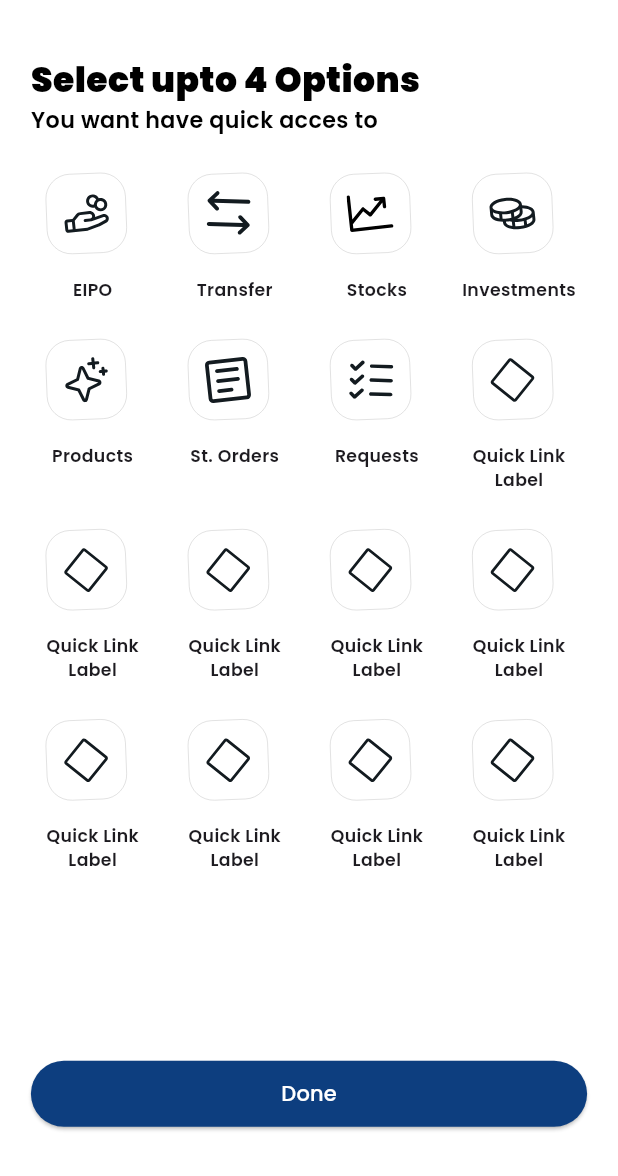
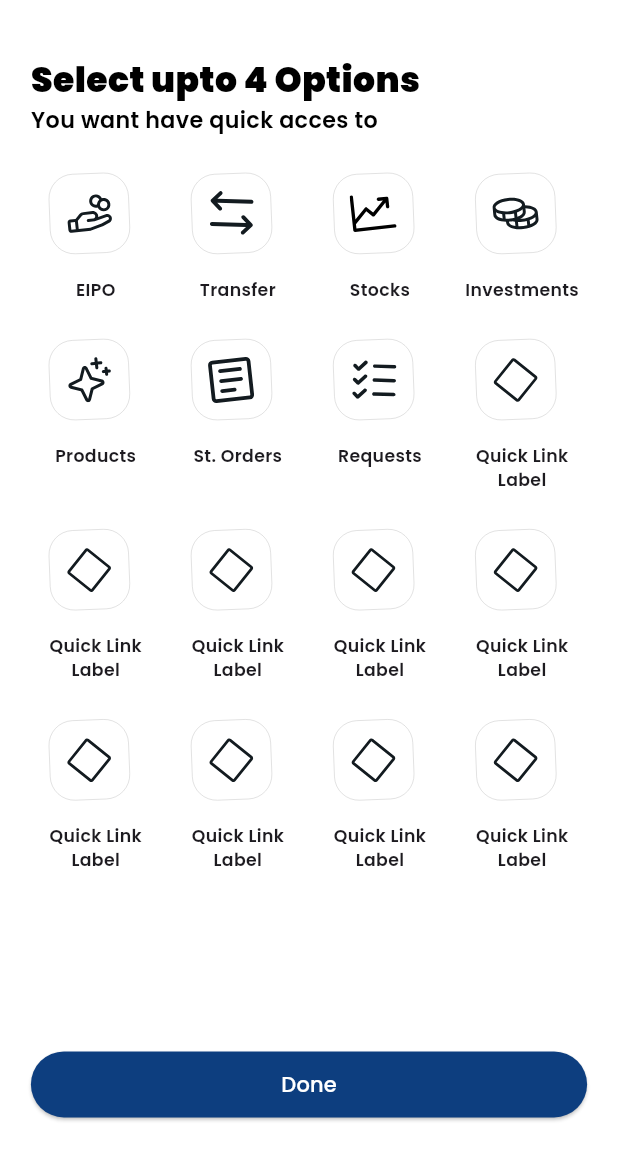
Before and after one commit to inshad-muhammed/Tasks, a Flutter app: the screen it shows after launch, on a phone screen of 412 x 824 dp, the part 60-1236 px from its top. Run offline on Flutter 3.47's test engine with Material 3 defaults, Android fonts, the phone set to English and light mode, and no system bars; our stand-ins replace dio, flutter_riverpod, flutter_svg, freezed_annotation, google_fonts, shimmer; project files that could hold a hidden picture were left out.

Commit message:
Updated message position

```diff
--- a/lib/features/quick_link/presentation/pages/quick_link.dart
+++ b/lib/features/quick_link/presentation/pages/quick_link.dart
@@ -56,11 +56,6 @@ class QuickLinkPage extends StatelessWidget {
             ),
             SizedBox(height: SizeConfig.screenHeight * 0.03),
             IconWidget(),
-            Spacer(),
-            Padding(
-              padding: EdgeInsets.only(bottom: SizeConfig.screenHeight * 0.02),
-              child: Button(),
-            ),
           ],
         ),
       ),
--- a/lib/features/quick_link/presentation/widgets/button.dart
+++ b/lib/features/quick_link/presentation/widgets/button.dart
@@ -1,6 +1,7 @@
 import 'package:flutter/material.dart';
 import 'package:tasks/core/constants/app_strings/default_string.dart';
 import 'package:tasks/core/constants/app_strings/parts/quick_link_page.dart';
+import 'package:tasks/core/utils/size_config.dart';
 
 class Button extends StatelessWidget {
   const Button({super.key});
@@ -8,7 +9,12 @@ class Button extends StatelessWidget {
   @override
   Widget build(BuildContext context) {
     final s = DefaultStrings.instance;
-    return SizedBox(
+    return Padding(
+      padding: EdgeInsets.only(
+        bottom: SizeConfig.screenHeight * 0.02,
+        top: SizeConfig.screenHeight * 0.01,
+      ),
+      child: SizedBox(
         width: double.infinity,
         child: ElevatedButton(
           style: ButtonStyle(
@@ -20,6 +26,7 @@ class Button extends StatelessWidget {
             child: Text(s.buttonText, style: TextStyle(color: Colors.white)),
           ),
         ),
+      ),
     );
   }
 }
--- a/lib/features/quick_link/presentation/widgets/icon.dart
+++ b/lib/features/quick_link/presentation/widgets/icon.dart
@@ -7,6 +7,7 @@ import 'package:tasks/features/quick_link/presentation/controller/quick_link_pro
 import 'package:tasks/features/quick_link/presentation/controller/selection_provider.dart';
 import 'package:tasks/features/quick_link/presentation/controller/show_message_provider.dart';
 import 'package:tasks/features/quick_link/presentation/widgets/animation_widget.dart';
+import 'package:tasks/features/quick_link/presentation/widgets/button.dart';
 import 'package:tasks/features/quick_link/presentation/widgets/shimmer_effect.dart';
 
 class IconWidget extends ConsumerWidget {
@@ -25,7 +26,9 @@ class IconWidget extends ConsumerWidget {
         child: ShimmerEffect(),
       ),
       error: (error, stack) => Center(child: Text("Error: $error")),
-      data: (labels) => Column(
+      data: (labels) => Expanded(
+        child: SizedBox(
+          child: Column(
             children: [
               Wrap(
                 spacing: SizeConfig.screenWidth * 0.03,
@@ -36,11 +39,14 @@ class IconWidget extends ConsumerWidget {
 
                   return GestureDetector(
                     onTap: () {
-                  ref.read(selectedIndexesProvider.notifier).update((state) {
+                      ref.read(selectedIndexesProvider.notifier).update((
+                        state,
+                      ) {
                         final newState = {...state};
                         if (newState.contains(index)) {
                           newState.remove(index); // Unselect
-                      ref.read(showLimitMessageProvider.notifier).state = false;
+                          ref.read(showLimitMessageProvider.notifier).state =
+                              false;
                         } else {
                           if (newState.length < 4) {
                             newState.add(index); // Select only if < 4
@@ -117,7 +123,7 @@ class IconWidget extends ConsumerWidget {
                   );
                 }),
               ),
-          SizedBox(height: SizeConfig.screenHeight * 0.15),
+              Spacer(),
               if (showLimitMessage)
                 Text(
                   "Deselect a selected option to select a new one",
@@ -127,7 +133,10 @@ class IconWidget extends ConsumerWidget {
                     fontSize: SizeConfig.screenWidth * 0.036,
                   ),
                 ),
+              Button(),
             ],
+          ),
+        ),
       ),
     );
   }
```
Lines whose indentation alone changed are shown as unchanged.
